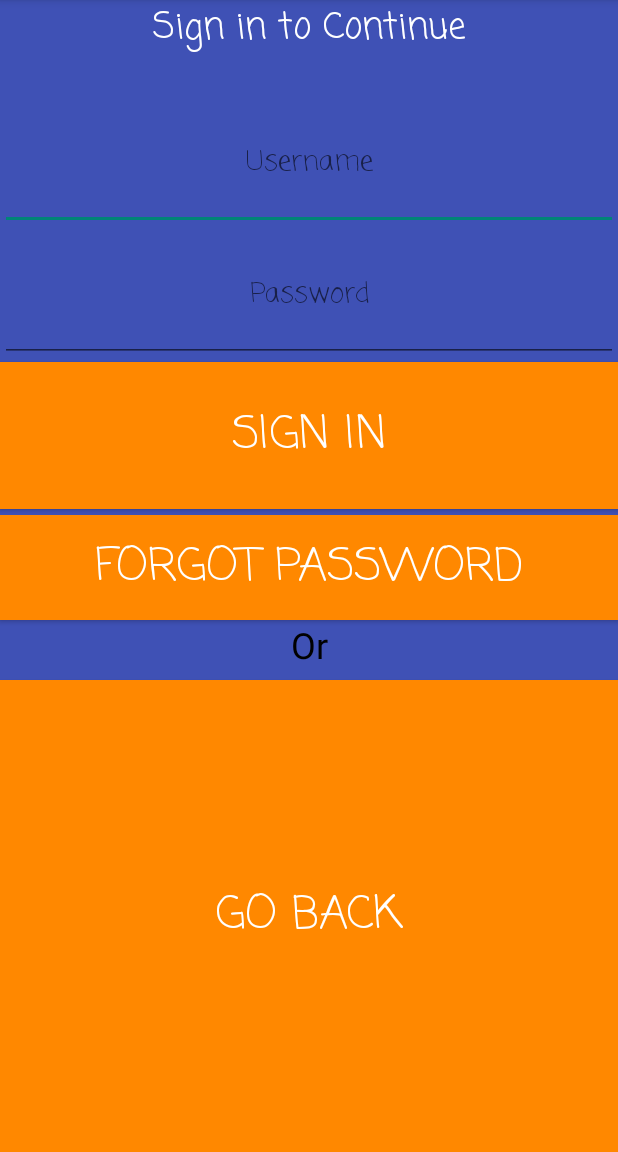
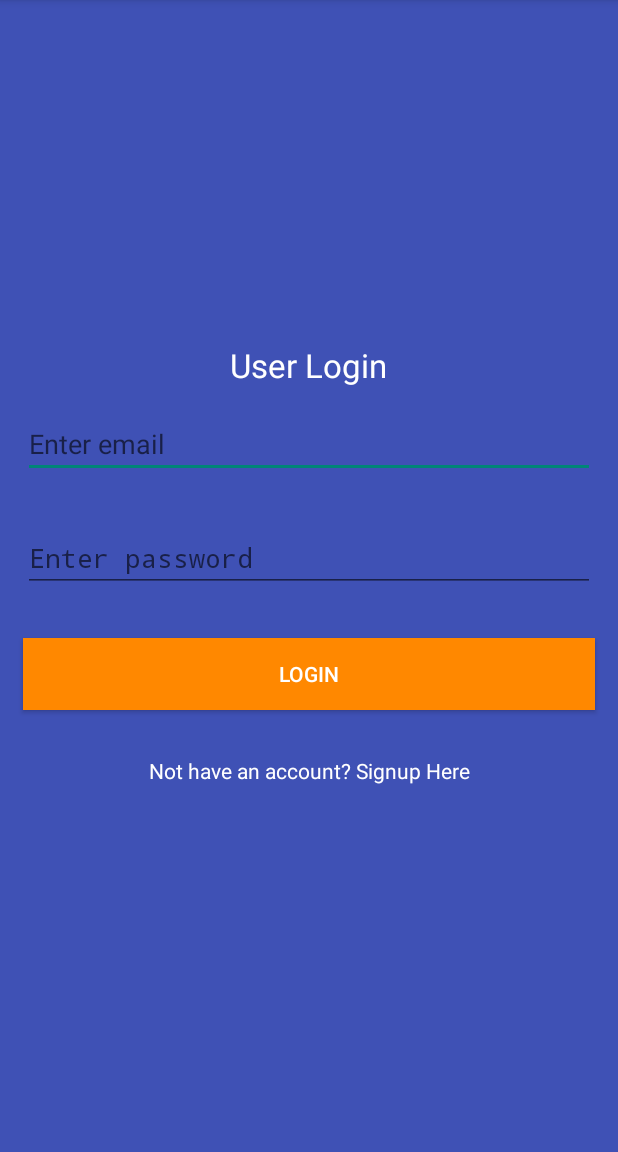
Before and after one commit to abhishek77774/Wintry, an Android app: the layout activity_login.xml on its own in the app's theme, with its tools: preview values and no code run, on a phone screen of 412 x 824 dp, the part 84-1236 px from its top. Run offline under Robolectric (Android 15) with nearby library versions, the phone set to English and light mode, and no system bars.

Commit message:
login and signup added

```diff
--- a/app/src/main/AndroidManifest.xml
+++ b/app/src/main/AndroidManifest.xml
@@ -20,7 +20,8 @@
         </activity>
         <activity android:name=".login" />
         <activity android:name=".signup" />
-        <activity android:name=".VerifyPhoneActivity"></activity>
+        <activity android:name=".VerifyPhoneActivity" />
+        <activity android:name=".ProfileActivity"></activity>
     </application>
 
 </manifest>
--- a/app/src/main/res/layout/activity_login.xml
+++ b/app/src/main/res/layout/activity_login.xml
@@ -1,109 +1,64 @@
 <?xml version="1.0" encoding="utf-8"?>
-<LinearLayout xmlns:android="http://schemas.android.com/apk/res/android"
-    xmlns:app="http://schemas.android.com/apk/res-auto"
+<RelativeLayout xmlns:android="http://schemas.android.com/apk/res/android"
     xmlns:tools="http://schemas.android.com/tools"
     android:layout_width="match_parent"
     android:layout_height="match_parent"
-    android:orientation="vertical"
     android:background="@color/colorPrimary"
     tools:context="com.example.abhi.wintry.login">
 
+    >
+
+
     <LinearLayout
+        android:layout_centerVertical="true"
         android:layout_width="match_parent"
-        android:layout_height="65dp"
+        android:layout_height="wrap_content"
         android:orientation="vertical">
 
         <TextView
-            android:id="@+id/textView5"
+            android:layout_width="wrap_content"
+            android:layout_height="wrap_content"
+            android:textAppearance="?android:attr/textAppearanceLarge"
+            android:text="User Login"
+            android:textColor="@android:color/white"
+            android:id="@+id/textView"
+            android:layout_gravity="center_horizontal" />
+
+        <EditText
+            android:id="@+id/editTextEmail"
             android:layout_width="match_parent"
-            android:layout_height="59dp"
-            android:fontFamily="casual"
-            android:text="Sign in to Continue"
+            android:layout_height="wrap_content"
+            android:layout_margin="15dp"
+            android:hint="Enter email"
             android:textColor="@android:color/white"
+            android:inputType="textEmailAddress" />
+
+        <EditText
+            android:id="@+id/editTextPassword"
+            android:layout_width="match_parent"
+            android:layout_height="wrap_content"
+            android:layout_margin="15dp"
+            android:hint="Enter password"
+            android:inputType="textPassword" />
+
+        <Button
+            android:id="@+id/buttonSignin"
+            android:layout_width="match_parent"
+            android:layout_height="wrap_content"
+            android:textColor="@android:color/white"
+            android:background="@android:color/holo_orange_dark"
+            android:layout_margin="15dp"
+            android:text="Login" />
+
+        <TextView
+            android:text="Not have an account? Signup Here"
+            android:id="@+id/textViewSignUp"
             android:textAlignment="center"
-            android:textSize="24sp" />
+            android:layout_margin="15dp"
+            android:textColor="@android:color/white"
+            android:layout_width="match_parent"
+            android:layout_height="wrap_content" />
+
     </LinearLayout>
 
-    <LinearLayout
-        android:layout_width="match_parent"
-        android:layout_height="match_parent"
-        android:orientation="vertical">
-
-        <EditText
-            android:id="@+id/username"
-            android:layout_width="match_parent"
-            android:layout_height="88dp"
-            android:ems="10"
-            android:fontFamily="casual"
-            android:hint="Username"
-            android:inputType="textPersonName"
-            android:textAlignment="center"
-            android:textColor="@android:color/white"
-            android:textColorLink="@android:color/background_light" />
-
-        <EditText
-            android:id="@+id/password"
-            android:layout_width="match_parent"
-            android:layout_height="88dp"
-            android:ems="10"
-            android:hint="Password"
-            android:fontFamily="casual"
-            android:textColor="@android:color/white"
-            android:inputType="numberPassword"
-            android:textAlignment="center"
-            />
-
-        <Button
-            android:id="@+id/button6"
-            android:layout_width="match_parent"
-            android:layout_height="98dp"
-            android:background="@android:color/holo_orange_dark"
-            android:onClick="f2"
-            android:text="Sign in"
-            android:fontFamily="casual"
-            android:textColor="@android:color/background_light"
-            android:textSize="30sp" />
-
-        <TextView
-            android:layout_width="match_parent"
-            android:layout_height="4dp"
-            android:text="TextView" />
-
-        <LinearLayout
-            android:layout_width="match_parent"
-            android:layout_height="match_parent"
-            android:orientation="vertical">
-
-            <Button
-                android:id="@+id/button13"
-                android:layout_width="match_parent"
-                android:layout_height="70dp"
-                android:onClick="f30"
-                android:fontFamily="casual"
-                android:background="@android:color/holo_orange_dark"
-                android:text="Forgot Password"
-                android:textColor="@android:color/background_light"
-                android:textSize="30sp" />
-
-            <TextView
-                android:id="@+id/textView16"
-                android:layout_width="match_parent"
-                android:layout_height="40dp"
-                android:text="Or"
-                android:textAlignment="center"
-                android:textColor="@android:color/background_dark"
-                android:textSize="24sp" />
-
-            <Button
-                android:id="@+id/button14"
-                android:layout_width="match_parent"
-                android:layout_height="match_parent"
-                android:background="@android:color/holo_orange_dark"
-                android:onClick="dSignup"
-                android:text="Go Back"
-                android:fontFamily="casual"
-                android:textColor="@android:color/white"
-                android:textSize="30sp" />
-        </LinearLayout>
-    </LinearLayout>
-</LinearLayout>
+</RelativeLayout>
--- a/app/src/main/res/layout/activity_main.xml
+++ b/app/src/main/res/layout/activity_main.xml
@@ -56,6 +56,7 @@
             android:background="@color/colorPrimary"
             android:adjustViewBounds="true"
             android:padding="3dp"
+            android:onClick="loginNow"
             android:scaleType="fitStart"
             android:src="@drawable/signin"
             tools:ignore="ContentDescription,RTHardcoded" />
```
Also changed, not shown: app/src/main/java/com/example/abhi/wintry/MainActivity.java (+7 -0 lines), app/src/main/java/com/example/abhi/wintry/ProfileActivity.java (added, +67 -0 lines), app/src/main/java/com/example/abhi/wintry/login.java (+106 -1 lines), app/src/main/res/layout/activity_profile.xml (added, +31 -0 lines), 11 other files.
